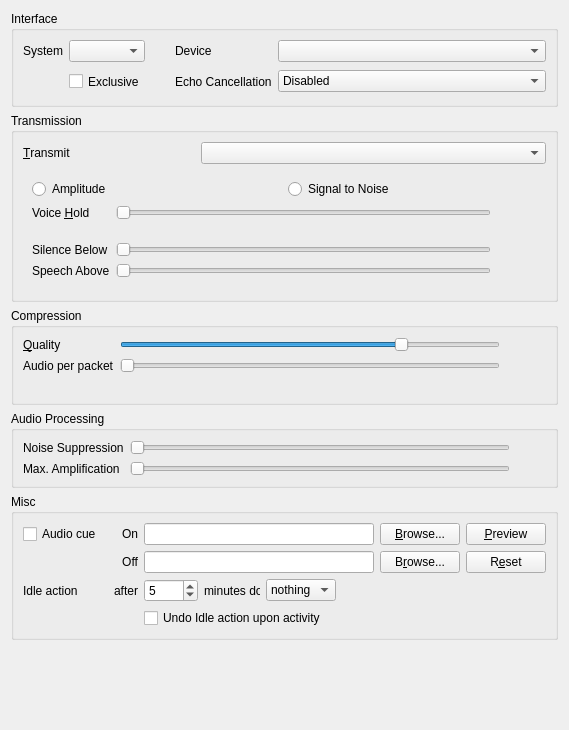
The window that src/mumble/AudioInput.ui (yossizap/PRMumble) describes before a commit, drawn with Qt 5.
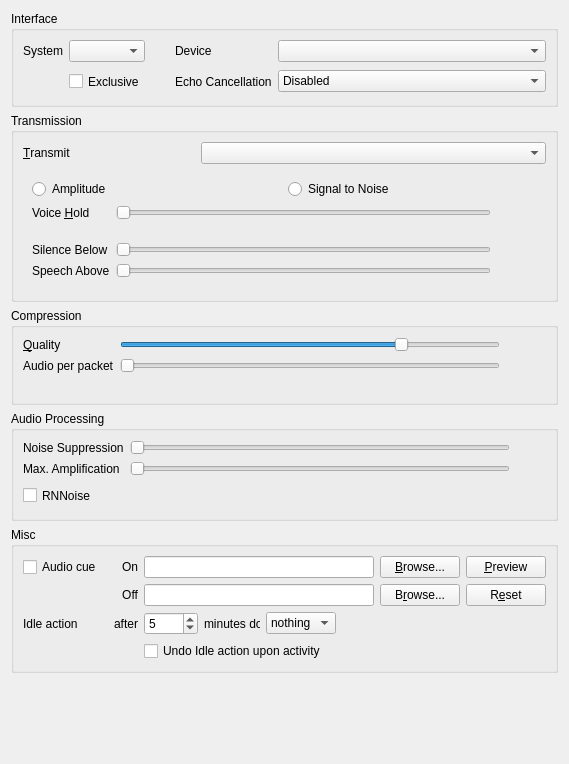
The same window after the commit. Custom widgets are drawn as their Qt base class.

```diff
--- a/src/mumble/AudioInput.ui
+++ b/src/mumble/AudioInput.ui
@@ -7,7 +7,7 @@
     <x>0</x>
     <y>0</y>
     <width>569</width>
-    <height>730</height>
+    <height>764</height>
    </rect>
   </property>
   <property name="windowTitle">
@@ -746,6 +746,25 @@
         </property>
        </widget>
       </item>
+      <item row="2" column="0">
+       <widget class="QCheckBox" name="qcbDenoise">
+        <property name="minimumSize">
+         <size>
+          <width>0</width>
+          <height>27</height>
+         </size>
+        </property>
+        <property name="toolTip">
+         <string>Apply RNNoise's noise suppression filter.</string>
+        </property>
+        <property name="whatsThis">
+         <string>&lt;b&gt;This applies RNNoise's noise suppression filter.&lt;/b&gt;&lt;br /&gt;RNNoise is based on machine learning and used in WebRTC.</string>
+        </property>
+        <property name="text">
+         <string>RNNoise</string>
+        </property>
+       </widget>
+      </item>
      </layout>
     </widget>
    </item>
```
Left out of the diff: 3 changed lines with no effect on the pictures.
